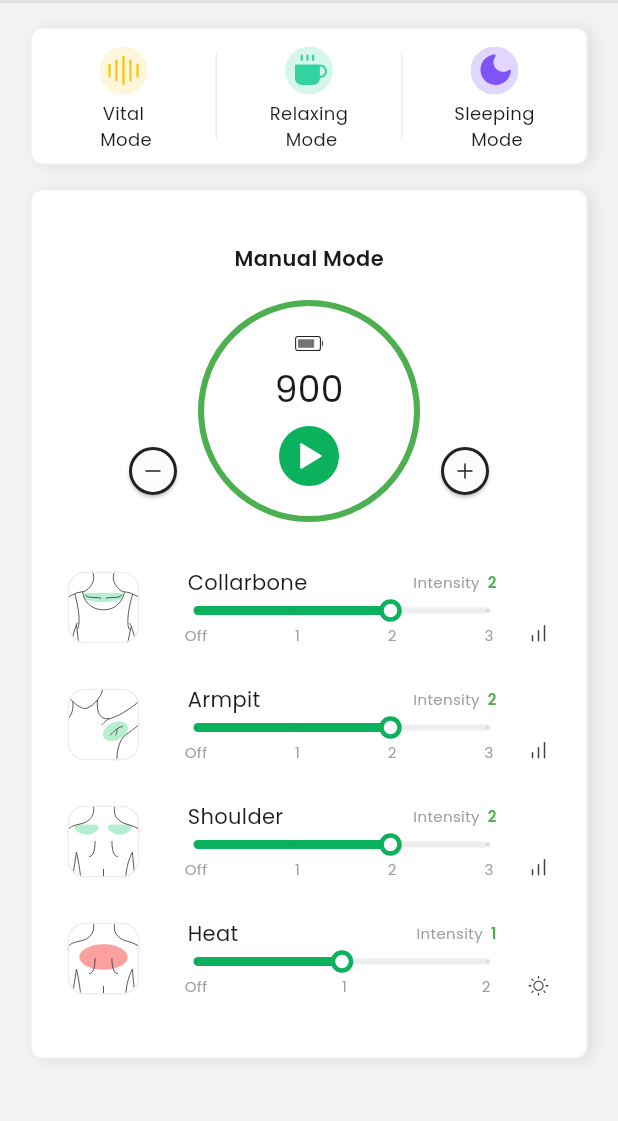
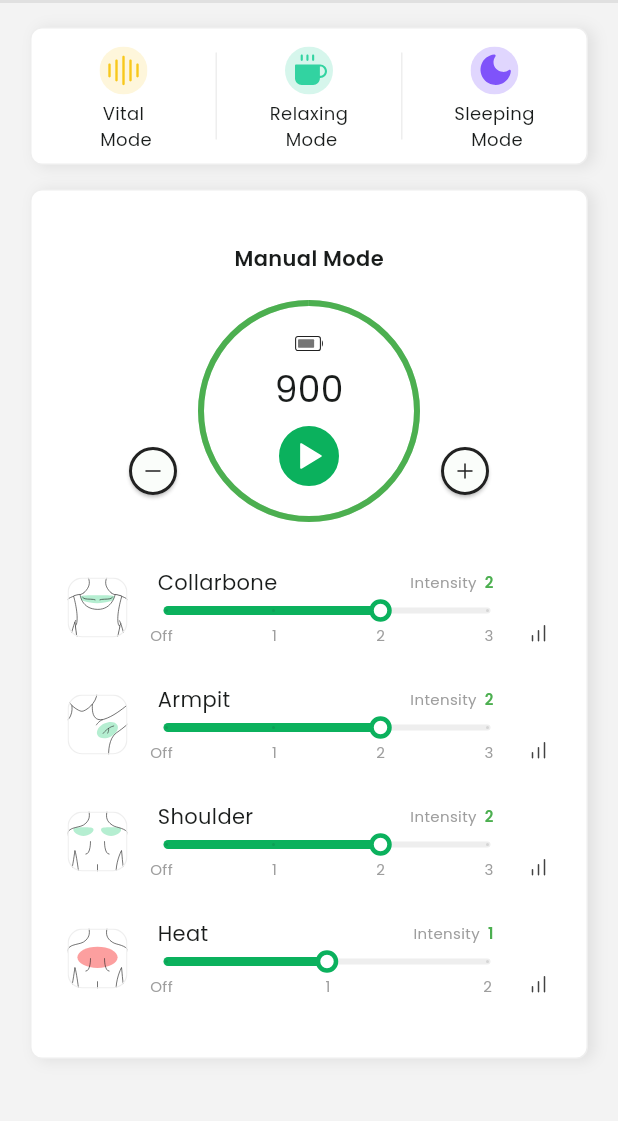
Before and after one commit to kwakdeung/lymphowear_remote_app, a Flutter app: the HomeDefault screen opened directly, on a phone screen of 412 x 824 dp, the part 81-1202 px from its top. Run offline on Flutter 3.47's test engine with Material 2 defaults, Android fonts, the phone set to English and light mode, and no system bars; our stand-ins replace flutter_svg.

Commit message:
homedefault 수정

```diff
--- a/lib/components/home/armpit.dart
+++ b/lib/components/home/armpit.dart
@@ -41,17 +41,19 @@ class _ArmpitState extends State<Armpit> {
       child: Row(
         children: [
           Container(
-            margin: const EdgeInsets.fromLTRB(0, 0, 12, 0),
+            margin: const EdgeInsets.fromLTRB(0, 0, 0, 0),
             child: SvgPicture.asset(
               'assets/images/Armpit.svg',
               fit: BoxFit.fill,
+              width: 40,
+              height: 40,
             ),
           ),
           Expanded(
             child: Column(
               children: [
                 Container(
-                  margin: const EdgeInsets.fromLTRB(20, 0, 20, 0),
+                  margin: const EdgeInsets.fromLTRB(20, 0, 22, 0),
                   child: Row(
                     mainAxisAlignment: MainAxisAlignment.start,
                     children: [
@@ -75,6 +77,7 @@ class _ArmpitState extends State<Armpit> {
                 Container(
                   margin: const EdgeInsets.all(0.0),
                   height: 18,
+                  width: double.infinity,
                   child: SliderTheme(
                     data: SliderTheme.of(context).copyWith(
                       trackHeight: 4.0,
@@ -103,7 +106,7 @@ class _ArmpitState extends State<Armpit> {
                   ),
                 ),
                 Container(
-                  padding: const EdgeInsets.fromLTRB(18, 0, 22, 0),
+                  padding: const EdgeInsets.fromLTRB(15, 0, 22, 0),
                   child: Row(
                     mainAxisAlignment: MainAxisAlignment.center,
                     children: const [
@@ -137,7 +140,7 @@ class _ArmpitState extends State<Armpit> {
             ),
           ),
           Container(
-            margin: const EdgeInsets.fromLTRB(0, 35, 0, 0),
+            margin: const EdgeInsets.fromLTRB(0, 35, 24, 0),
             child: SvgPicture.asset(
               'assets/icons/ic_max.svg',
               width: 16,
--- a/lib/components/home/collarbone.dart
+++ b/lib/components/home/collarbone.dart
@@ -41,9 +41,11 @@ class _CollarboneState extends State<Collarbone> {
       child: Row(
         children: [
           Container(
-            margin: const EdgeInsets.fromLTRB(0, 0, 12, 0),
+            margin: const EdgeInsets.fromLTRB(0, 0, 0, 0),
             child: SvgPicture.asset(
               'assets/images/Collarbone.svg',
+              width: 40,
+              height: 40,
               fit: BoxFit.fill,
             ),
           ),
@@ -51,7 +53,7 @@ class _CollarboneState extends State<Collarbone> {
             child: Column(
               children: [
                 Container(
-                  margin: const EdgeInsets.fromLTRB(20, 0, 20, 0),
+                  margin: const EdgeInsets.fromLTRB(20, 0, 22, 0),
                   child: Row(
                     mainAxisAlignment: MainAxisAlignment.start,
                     children: [
@@ -75,6 +77,7 @@ class _CollarboneState extends State<Collarbone> {
                 Container(
                   margin: const EdgeInsets.all(0.0),
                   height: 18,
+                  width: double.infinity,
                   child: SliderTheme(
                     data: SliderTheme.of(context).copyWith(
                       trackHeight: 4.0,
@@ -103,7 +106,7 @@ class _CollarboneState extends State<Collarbone> {
                   ),
                 ),
                 Container(
-                  padding: const EdgeInsets.fromLTRB(18, 0, 22, 0),
+                  padding: const EdgeInsets.fromLTRB(15, 0, 22, 0),
                   child: Row(
                     mainAxisAlignment: MainAxisAlignment.center,
                     children: const [
@@ -137,7 +140,7 @@ class _CollarboneState extends State<Collarbone> {
             ),
           ),
           Container(
-            margin: const EdgeInsets.fromLTRB(0, 35, 0, 0),
+            margin: const EdgeInsets.fromLTRB(0, 35, 24, 0),
             child: SvgPicture.asset(
               'assets/icons/ic_max.svg',
               width: 16,
--- a/lib/components/home/heat.dart
+++ b/lib/components/home/heat.dart
@@ -41,9 +41,11 @@ class _HeatState extends State<Heat> {
       child: Row(
         children: [
           Container(
-            margin: const EdgeInsets.fromLTRB(0, 0, 12, 0),
+            margin: const EdgeInsets.fromLTRB(0, 0, 0, 0),
             child: SvgPicture.asset(
               'assets/images/Heat.svg',
+              width: 40,
+              height: 40,
               fit: BoxFit.fill,
             ),
           ),
@@ -51,7 +53,7 @@ class _HeatState extends State<Heat> {
             child: Column(
               children: [
                 Container(
-                  margin: const EdgeInsets.fromLTRB(20, 0, 20, 0),
+                  margin: const EdgeInsets.fromLTRB(20, 0, 22, 0),
                   child: Row(
                     mainAxisAlignment: MainAxisAlignment.start,
                     children: [
@@ -75,6 +77,7 @@ class _HeatState extends State<Heat> {
                 Container(
                   margin: const EdgeInsets.all(0.0),
                   height: 18,
+                  width: double.infinity,
                   child: SliderTheme(
                     data: SliderTheme.of(context).copyWith(
                       trackHeight: 4.0,
@@ -103,7 +106,7 @@ class _HeatState extends State<Heat> {
                   ),
                 ),
                 Container(
-                  padding: const EdgeInsets.fromLTRB(18, 0, 24, 0),
+                  padding: const EdgeInsets.fromLTRB(15, 0, 23, 0),
                   child: Row(
                     mainAxisAlignment: MainAxisAlignment.center,
                     children: const [
@@ -131,9 +134,9 @@ class _HeatState extends State<Heat> {
             ),
           ),
           Container(
-            margin: const EdgeInsets.fromLTRB(0, 35, 0, 0),
+            margin: const EdgeInsets.fromLTRB(0, 35, 24, 0),
             child: SvgPicture.asset(
-              'assets/icons/ic_heat_max.svg',
+              'assets/icons/ic_max.svg',
               width: 16,
               height: 16,
               fit: BoxFit.fill,
--- a/lib/components/home/shoulder.dart
+++ b/lib/components/home/shoulder.dart
@@ -41,9 +41,11 @@ class _ShoulderState extends State<Shoulder> {
       child: Row(
         children: [
           Container(
-            margin: const EdgeInsets.fromLTRB(0, 0, 12, 0),
+            margin: const EdgeInsets.fromLTRB(0, 0, 0, 0),
             child: SvgPicture.asset(
               'assets/images/Shoulder.svg',
+              width: 40,
+              height: 40,
               fit: BoxFit.fill,
             ),
           ),
@@ -51,7 +53,7 @@ class _ShoulderState extends State<Shoulder> {
             child: Column(
               children: [
                 Container(
-                  margin: const EdgeInsets.fromLTRB(20, 0, 20, 0),
+                  margin: const EdgeInsets.fromLTRB(20, 0, 22, 0),
                   child: Row(
                     mainAxisAlignment: MainAxisAlignment.start,
                     children: [
@@ -75,6 +77,7 @@ class _ShoulderState extends State<Shoulder> {
                 Container(
                   margin: const EdgeInsets.all(0.0),
                   height: 18,
+                  width: double.infinity,
                   child: SliderTheme(
                     data: SliderTheme.of(context).copyWith(
                       trackHeight: 4.0,
@@ -103,7 +106,7 @@ class _ShoulderState extends State<Shoulder> {
                   ),
                 ),
                 Container(
-                  padding: const EdgeInsets.fromLTRB(18, 0, 22, 0),
+                  padding: const EdgeInsets.fromLTRB(15, 0, 22, 0),
                   child: Row(
                     mainAxisAlignment: MainAxisAlignment.center,
                     children: const [
@@ -137,7 +140,7 @@ class _ShoulderState extends State<Shoulder> {
             ),
           ),
           Container(
-            margin: const EdgeInsets.fromLTRB(0, 35, 0, 0),
+            margin: const EdgeInsets.fromLTRB(0, 35, 24, 0),
             child: SvgPicture.asset(
               'assets/icons/ic_max.svg',
               width: 16,
--- a/lib/pages/home/home_default.dart
+++ b/lib/pages/home/home_default.dart
@@ -253,22 +253,22 @@ class HomeDefault extends StatelessWidget {
                             child: const LymphoWearState(),
                           ),
                           Container(
-                            margin: const EdgeInsets.fromLTRB(24, 0, 24, 24),
+                            margin: const EdgeInsets.fromLTRB(24, 0, 0, 24),
                             width: double.infinity,
                             child: const Collarbone(),
                           ),
                           Container(
-                            margin: const EdgeInsets.fromLTRB(24, 0, 24, 24),
+                            margin: const EdgeInsets.fromLTRB(24, 0, 0, 24),
                             width: double.infinity,
                             child: const Armpit(),
                           ),
                           Container(
-                            margin: const EdgeInsets.fromLTRB(24, 0, 24, 24),
+                            margin: const EdgeInsets.fromLTRB(24, 0, 0, 24),
                             width: double.infinity,
                             child: const Shoulder(),
                           ),
                           Container(
-                            margin: const EdgeInsets.fromLTRB(24, 0, 24, 24),
+                            margin: const EdgeInsets.fromLTRB(24, 0, 0, 24),
                             width: double.infinity,
                             child: const Heat(),
                           ),
```
